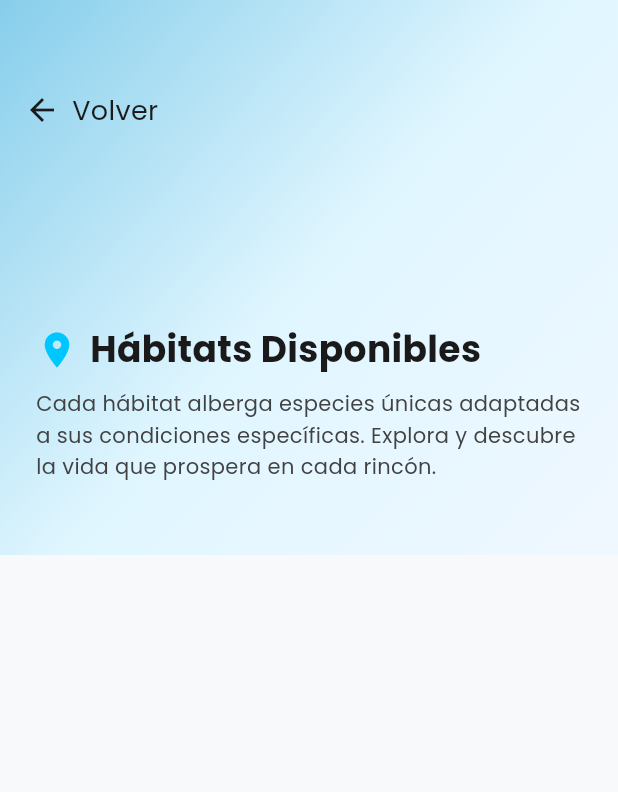
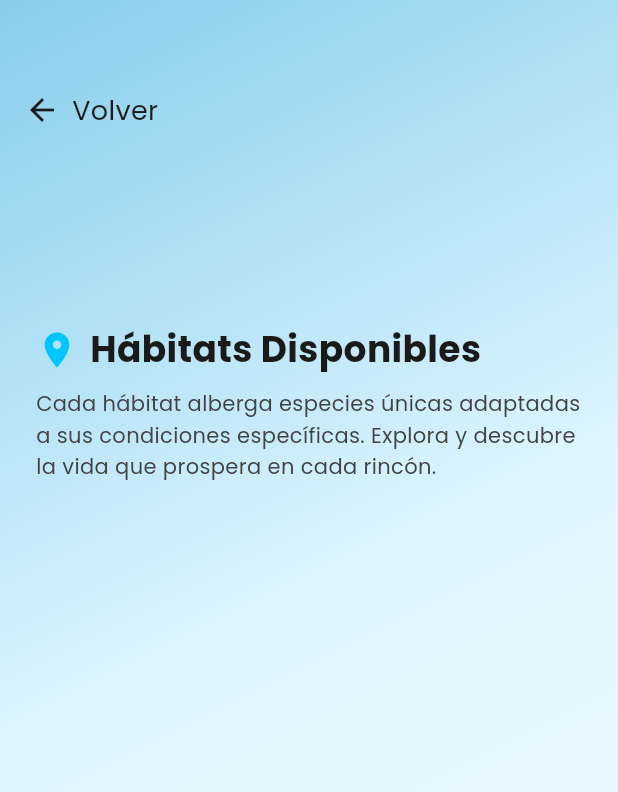
Before and after one commit to Ana-gon03/Practica02_Aplicacion_movil_basica, a Flutter app: the HabitatScreen screen opened directly with empty values, on a phone screen of 412 x 824 dp. Shown: the top 792 px of the screen. Run offline on Flutter 3.47's test engine with Material 3 defaults, Android fonts, the phone set to English and light mode, and no system bars; our stand-ins replace google_fonts, shared_preferences; accounts and stored records are empty.

Commit message:
Cambio en el fondo

```diff
--- a/lib/screens/habitat_screen.dart
+++ b/lib/screens/habitat_screen.dart
@@ -28,7 +28,15 @@ class HabitatScreen extends StatelessWidget {
                 colors: themeManager.adaptiveGradientColors,
               ),
             ),
-            child: SingleChildScrollView(
+            // Usa LayoutBuilder para obtener la altura de la pantalla
+            child: LayoutBuilder(
+              builder: (context, constraints) {
+                return SingleChildScrollView(
+                  // Usa ConstrainedBox para asegurar una altura mínima
+                  child: ConstrainedBox(
+                    constraints: BoxConstraints(
+                      minHeight: constraints.maxHeight,
+                    ),
                     child: Column(
                       crossAxisAlignment: CrossAxisAlignment.start,
                       children: [
@@ -135,12 +143,15 @@ class HabitatScreen extends StatelessWidget {
                       ],
                     ),
                   ),
+                );
+              },
+            ),
           ),
         );
       },
     );
   }
-
+  // Resto del código...
   Widget _buildHabitatGridCard(BuildContext context, Habitat habitat, ThemeManager themeManager) {
     return InkWell(
       onTap: () {
```
Lines whose indentation alone changed are shown as unchanged.
